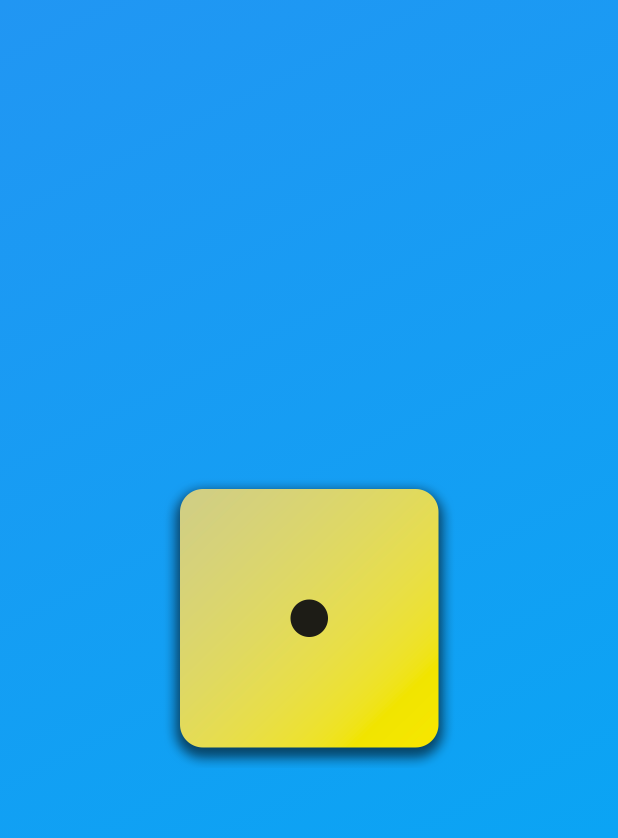
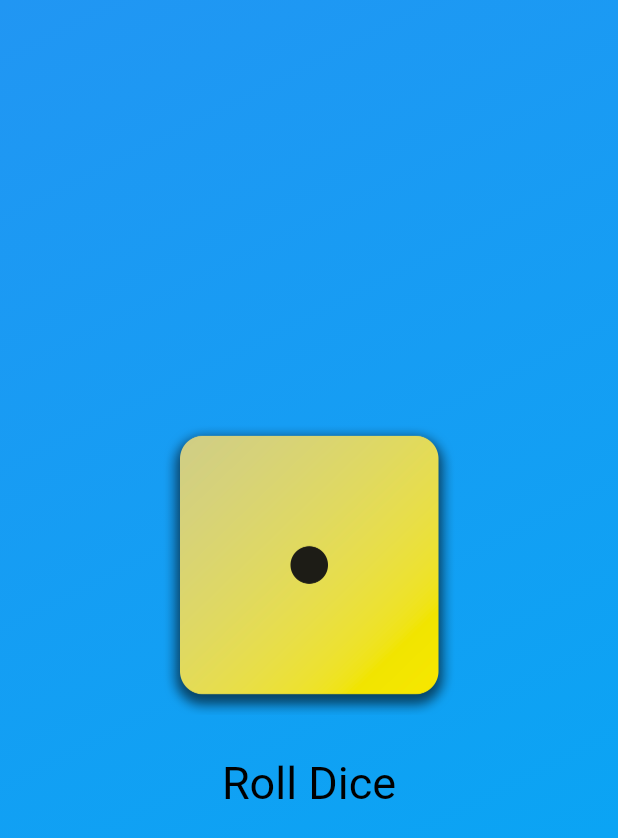
Before and after one commit to Chloe-R-Rowley/roll_dice_app, a Flutter app: the screen it shows after launch, on a phone screen of 412 x 824 dp. Shown: the top 838 px of the screen. Run offline on Flutter 3.47's test engine with Material 2 defaults, Android fonts, the phone set to English and light mode, and no system bars.

Commit message:
added button

```diff
--- a/lib/gradient_container.dart
+++ b/lib/gradient_container.dart
@@ -4,9 +4,17 @@ const startAlignment = Alignment.topLeft;
 const endAlignment = Alignment.bottomRight;
 
 class GradientContainer extends StatelessWidget {
-  const GradientContainer(this.color1, this.color2, {super.key});
+  GradientContainer(this.color1, this.color2, {super.key});
+
   final Color color1;
   final Color color2;
+  var activeDiceImage = 'assets/images/dice-1.png';
+
+  void rollDice() {
+    activeDiceImage = 'assets/images/dice-2.png';
+    print('Changing image...');
+  }
+
   @override
   Widget build(context) {
     return Container(
@@ -18,9 +26,24 @@ class GradientContainer extends StatelessWidget {
         ),
       ),
       child: Center(
-        child: Image.asset(
-          'assets/images/dice-1.png',
-          width: 200,
+        child: Column(
+          mainAxisSize: MainAxisSize.min,
+          children: [
+            Image.asset(
+              activeDiceImage,
+              width: 200,
+            ),
+            const SizedBox(height: 20),
+            TextButton(
+              onPressed: rollDice,
+              style: TextButton.styleFrom(
+                // padding: const EdgeInsets.only(top: 20),
+                foregroundColor: Colors.black,
+                textStyle: const TextStyle(fontSize: 30),
+              ),
+              child: const Text('Roll Dice'),
+            )
+          ],
         ),
       ),
     );
--- a/lib/main.dart
+++ b/lib/main.dart
@@ -4,7 +4,7 @@ import 'package:roll_dice_app/gradient_container.dart';
 
 void main() {
   runApp(
-    const MaterialApp(
+    MaterialApp(
       home: Scaffold(
         body: GradientContainer(Colors.blue, Colors.lightBlue),
       ),
```
